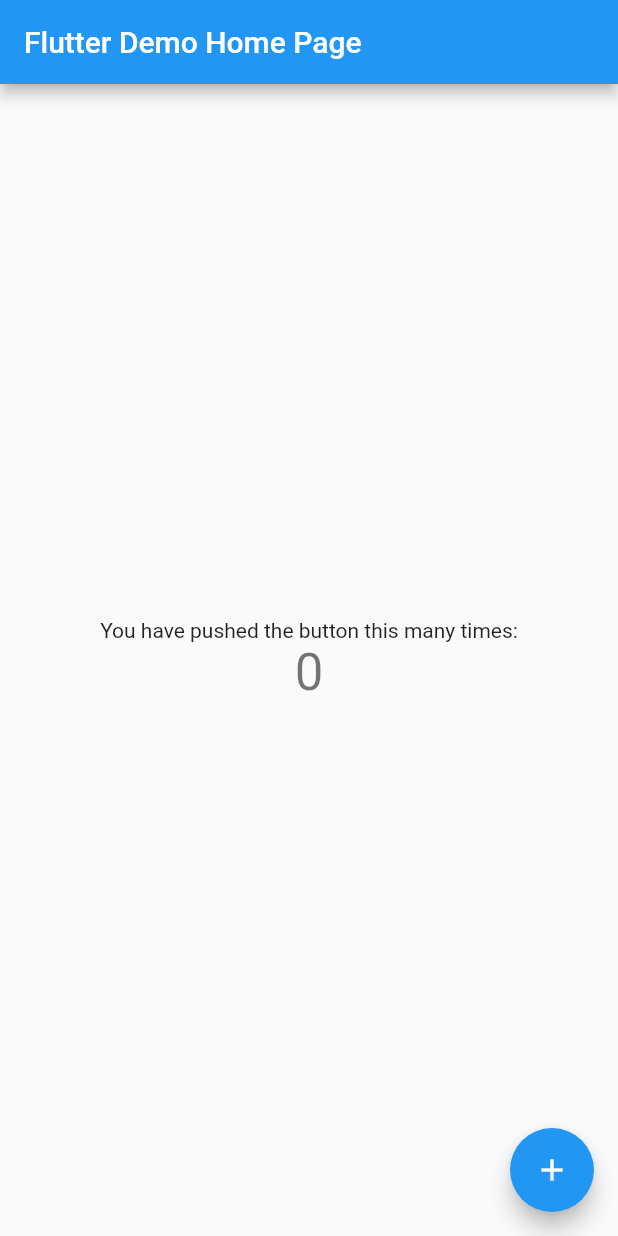
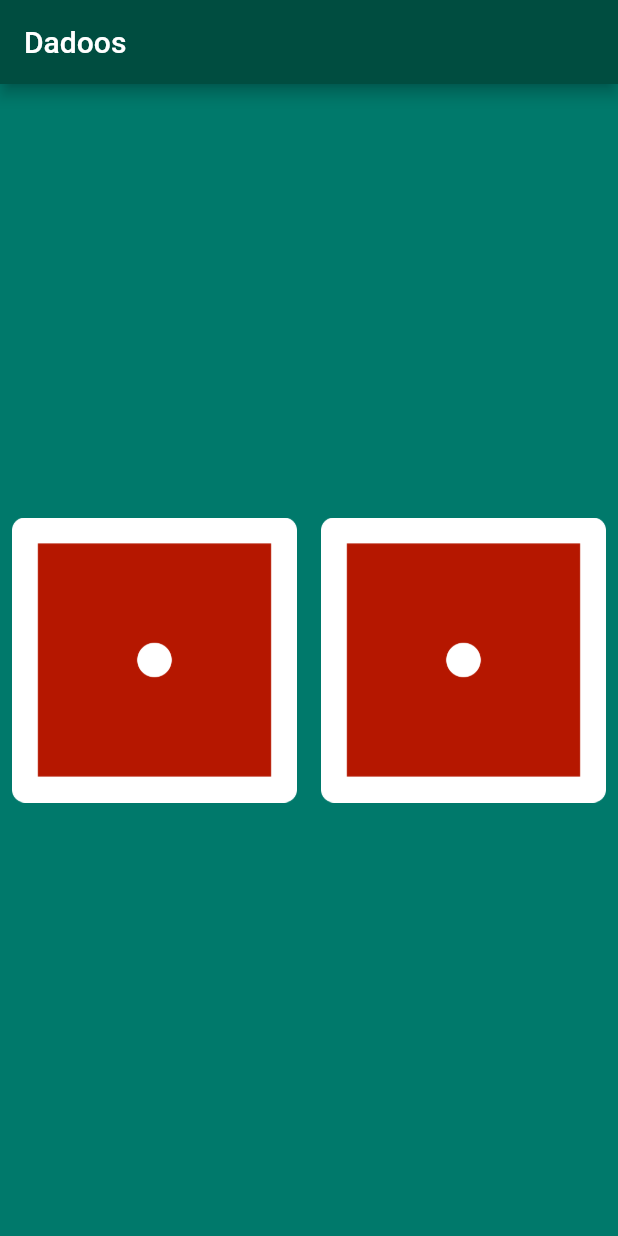
Before and after one commit to HelenCris/app_dadoos, a Flutter app: the screen it shows after launch, on a phone screen of 412 x 824 dp. Run offline on Flutter 3.47's test engine with Material 2 defaults, Android fonts, the phone set to English and light mode, and no system bars.

Commit message:
first commit

```diff
--- a/lib/main.dart
+++ b/lib/main.dart
@@ -1,115 +1,61 @@
+import 'dart:math';
+
 import 'package:flutter/material.dart';
 
 void main() {
-  runApp(const MyApp());
+  return runApp(
+    MaterialApp(
+      home: Scaffold(
+        backgroundColor: Colors.teal.shade700,
+        appBar: AppBar(
+          title: Text('Dadoos'),
+          backgroundColor: Colors.teal.shade900,
+        ),
+        body: Dadoos(),
+      ),
+    ),
+  );
 }
 
-class MyApp extends StatelessWidget {
-  const MyApp({Key? key}) : super(key: key);
-
-  // This widget is the root of your application.
+class Dadoos extends StatefulWidget {
   @override
-  Widget build(BuildContext context) {
-    return MaterialApp(
-      title: 'Flutter Demo',
-      theme: ThemeData(
-        // This is the theme of your application.
-        //
-        // Try running your application with "flutter run". You'll see the
-        // application has a blue toolbar. Then, without quitting the app, try
-        // changing the primarySwatch below to Colors.green and then invoke
-        // "hot reload" (press "r" in the console where you ran "flutter run",
-        // or simply save your changes to "hot reload" in a Flutter IDE).
-        // Notice that the counter didn't reset back to zero; the application
-        // is not restarted.
-        primarySwatch: Colors.blue,
-      ),
-      home: const MyHomePage(title: 'Flutter Demo Home Page'),
-    );
-  }
+  _DadoosState createState() => _DadoosState();
 }
 
-class MyHomePage extends StatefulWidget {
-  const MyHomePage({Key? key, required this.title}) : super(key: key);
+class _DadoosState extends State<Dadoos> {
+  int numeroDadoEsquerda = 1;
+  int numeroDadoDireita = 1;
 
-  // This widget is the home page of your application. It is stateful, meaning
-  // that it has a State object (defined below) that contains fields that affect
-  // how it looks.
-
-  // This class is the configuration for the state. It holds the values (in this
-  // case the title) provided by the parent (in this case the App widget) and
-  // used by the build method of the State. Fields in a Widget subclass are
-  // always marked "final".
-
-  final String title;
-
-  @override
-  State<MyHomePage> createState() => _MyHomePageState();
-}
-
-class _MyHomePageState extends State<MyHomePage> {
-  int _counter = 0;
-
-  void _incrementCounter() {
+  void alterarFacesDosDados() {
     setState(() {
-      // This call to setState tells the Flutter framework that something has
-      // changed in this State, which causes it to rerun the build method below
-      // so that the display can reflect the updated values. If we changed
-      // _counter without calling setState(), then the build method would not be
-      // called again, and so nothing would appear to happen.
-      _counter++;
+      numeroDadoEsquerda = Random().nextInt(6) + 1;
+      numeroDadoDireita = Random().nextInt(6) + 1;
     });
   }
 
   @override
   Widget build(BuildContext context) {
-    // This method is rerun every time setState is called, for instance as done
-    // by the _incrementCounter method above.
-    //
-    // The Flutter framework has been optimized to make rerunning build methods
-    // fast, so that you can just rebuild anything that needs updating rather
-    // than having to individually change instances of widgets.
-    return Scaffold(
-      appBar: AppBar(
-        // Here we take the value from the MyHomePage object that was created by
-        // the App.build method, and use it to set our appbar title.
-        title: Text(widget.title),
+    return Center(
+      child: Row(
+        children: [
+          Expanded(
+            child: TextButton(
+              onPressed: () {
+                alterarFacesDosDados();
+              },
+              child: Image.asset('assets/images/dado$numeroDadoEsquerda.png'),
+            ),
+          ),
+          Expanded(
+            child: TextButton(
+              onPressed: () {
+                alterarFacesDosDados();
+              },
+              child: Image.asset('assets/images/dado$numeroDadoDireita.png'),
+            ),
+          ),
+        ],
       ),
-      body: Center(
-        // Center is a layout widget. It takes a single child and positions it
-        // in the middle of the parent.
-        child: Column(
-          // Column is also a layout widget. It takes a list of children and
-          // arranges them vertically. By default, it sizes itself to fit its
-          // children horizontally, and tries to be as tall as its parent.
-          //
-          // Invoke "debug painting" (press "p" in the console, choose the
-          // "Toggle Debug Paint" action from the Flutter Inspector in Android
-          // Studio, or the "Toggle Debug Paint" command in Visual Studio Code)
-          // to see the wireframe for each widget.
-          //
-          // Column has various properties to control how it sizes itself and
-          // how it positions its children. Here we use mainAxisAlignment to
-          // center the children vertically; the main axis here is the vertical
-          // axis because Columns are vertical (the cross axis would be
-          // horizontal).
-          mainAxisAlignment: MainAxisAlignment.center,
-          children: <Widget>[
-            const Text(
-              'You have pushed the button this many times:',
-            ),
-            Text(
-              '$_counter',
-              style: Theme.of(context).textTheme.headline4,
-            ),
-          ],
-        ),
-      ),
-      floatingActionButton: FloatingActionButton(
-        onPressed: _incrementCounter,
-        tooltip: 'Increment',
-        child: const Icon(Icons.add),
-      ), // This trailing comma makes auto-formatting nicer for build methods.
     );
   }
 }
--- a/pubspec.yaml
+++ b/pubspec.yaml
@@ -58,8 +58,8 @@ flutter:
   uses-material-design: true
 
   # To add assets to your application, add an assets section, like this:
-  # assets:
-  #   - images/a_dot_burr.jpeg
+  assets:
+   - assets/images/
   #   - images/a_dot_ham.jpeg
 
   # An image asset can refer to one or more resolution-specific "variants", see
```
Also changed, not shown: assets/images/dado1.png (added), assets/images/dado2.png (added), assets/images/dado3.png (added), assets/images/dado4.png (added), assets/images/dado5.png (added), assets/images/dado6.png (added), 3 other files.
